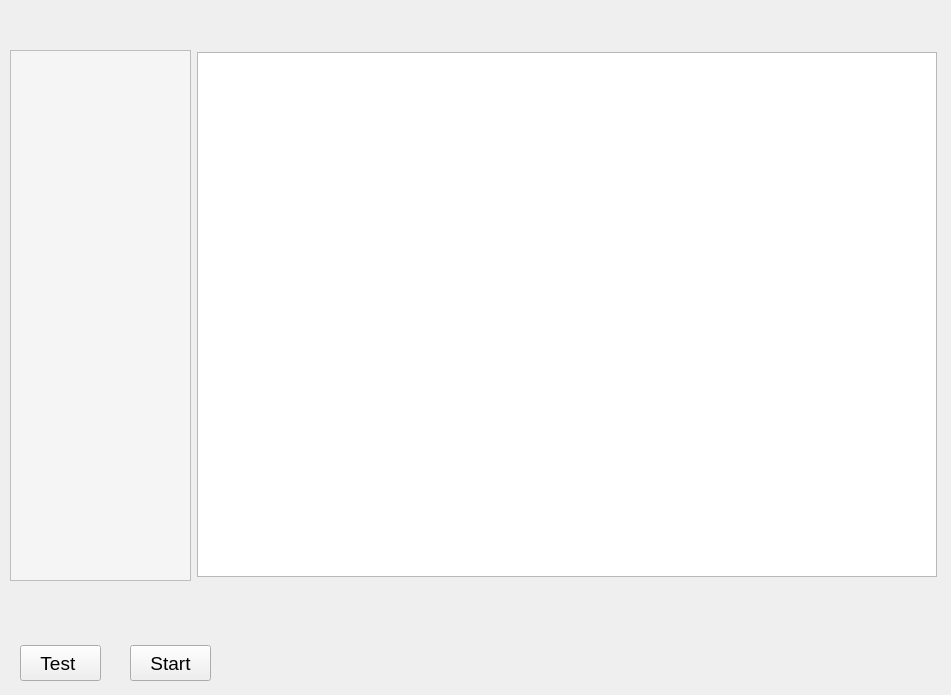
Before: the Qt Designer form HuiRuWorkStation/HuiRuWorkStation.ui in HeJun20250905/HuiRuWorkStation, drawn with Qt 5.
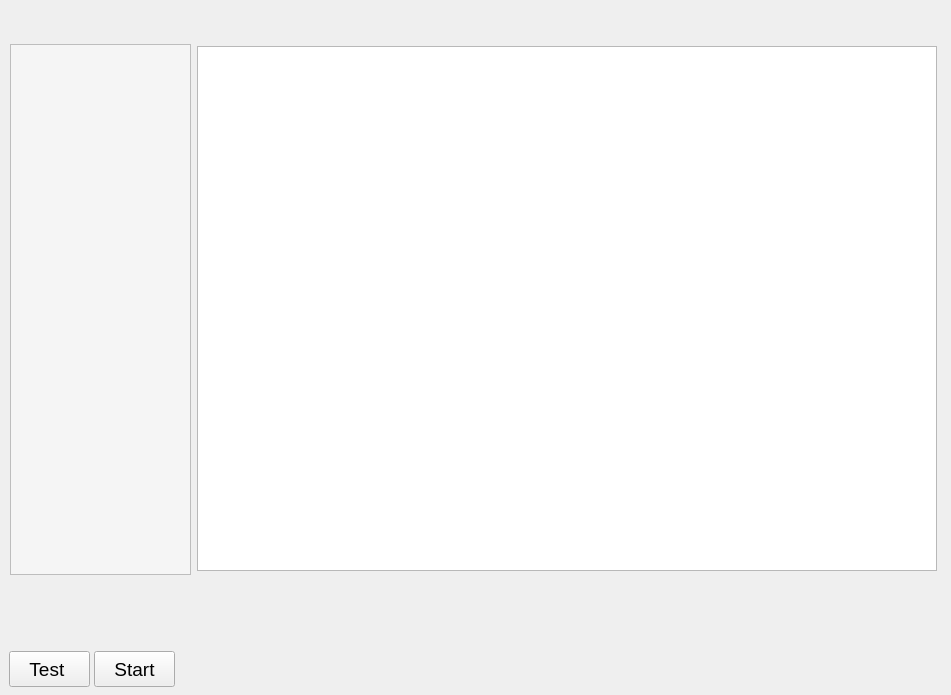
After: the same form once the commit is applied. Custom widgets are drawn as their Qt base class.

Patch:
```diff
--- a/HuiRuWorkStation/HuiRuWorkStation.ui
+++ b/HuiRuWorkStation/HuiRuWorkStation.ui
@@ -17,8 +17,8 @@
    <widget class="QCustomToolButton" name="toolButton">
     <property name="geometry">
      <rect>
-      <x>20</x>
-      <y>645</y>
+      <x>9</x>
+      <y>651</y>
       <width>81</width>
       <height>36</height>
      </rect>
@@ -35,8 +35,8 @@
    <widget class="QToolButton" name="toolButton_2">
     <property name="geometry">
      <rect>
-      <x>130</x>
-      <y>645</y>
+      <x>94</x>
+      <y>651</y>
       <width>81</width>
       <height>36</height>
      </rect>
@@ -53,8 +53,8 @@
    <widget class="QCustomSwitchButton" name="widget" native="true">
     <property name="geometry">
      <rect>
-      <x>830</x>
-      <y>645</y>
+      <x>840</x>
+      <y>650</y>
       <width>101</width>
       <height>36</height>
      </rect>
@@ -69,7 +69,7 @@
     <property name="geometry">
      <rect>
       <x>10</x>
-      <y>50</y>
+      <y>44</y>
       <width>181</width>
       <height>531</height>
      </rect>
@@ -82,7 +82,7 @@
     <property name="geometry">
      <rect>
       <x>195</x>
-      <y>50</y>
+      <y>44</y>
       <width>746</width>
       <height>531</height>
      </rect>
```
